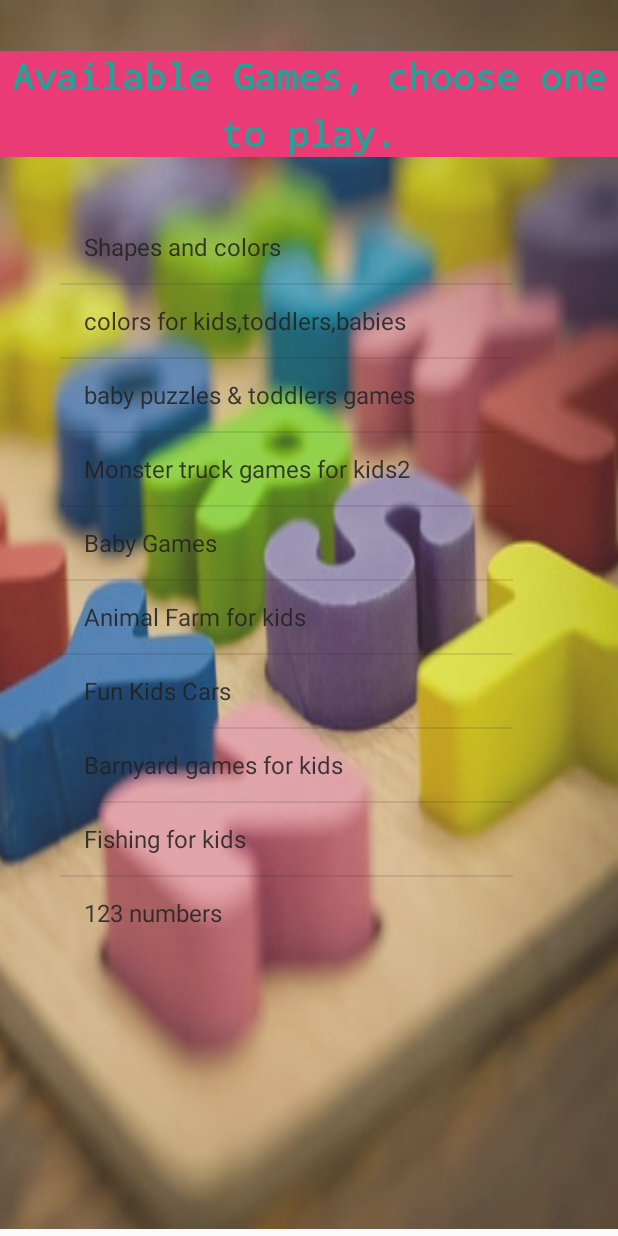
After one commit to gloriamutie/ColorApp, an Android app: the play_list screen opened directly, with no data from a screen before it, on a phone screen of 412 x 824 dp. The commit adds this screen. Run offline under Robolectric (Android 15) with nearby library versions, the phone set to English and light mode, and no system bars; our stand-ins replace ButterKnife; Roboto replaces fonts that are not available here.

Commit message:
new commit

```diff
--- a/app/src/main/AndroidManifest.xml
+++ b/app/src/main/AndroidManifest.xml
@@ -20,7 +20,7 @@
         <activity android:name=".BabyVideos">
 
         </activity>
-        <activity android:name=".game_list" />
+        <activity android:name=".play_list" />
         <activity android:name=".signup_details" />
         <activity android:name=".login_details" />
         <activity android:name=".Login" />
--- a/app/src/main/java/com/gloria/GameKids/Constants.java
+++ b/app/src/main/java/com/gloria/GameKids/Constants.java
@@ -2,6 +2,6 @@ package com.gloria.GameKids;
 
 public class Constants {
 
-    public static final String YOUTUBE_BASE_URL = "https://www.googleapis.com/youtube/v3/playlists";
+    public static final String YOUTUBE_BASE_URL = "https://www.googleapis.com/youtube/v3/";
     public static final String YOUTUBE_API_KEY = BuildConfig.YOUTUBE_API_KEY;
 }
--- a/app/src/main/java/com/gloria/GameKids/MyGamesAdapter.java
+++ b/app/src/main/java/com/gloria/GameKids/MyPlayListAdapter.java
@@ -3,11 +3,11 @@ package com.gloria.GameKids;
 import android.content.Context;
 import android.widget.ArrayAdapter;
 
-public class MyGamesAdapter extends ArrayAdapter {
+public class MyPlayListAdapter extends ArrayAdapter {
     private Context mContext;
     private String[] mgamelist;
 
-    public MyGamesAdapter(Context mcontext, int resource, String[] mgamelist) {
+    public MyPlayListAdapter(Context mcontext, int resource, String[] mgamelist) {
         super(mcontext, resource);
         this.mContext=mcontext;
         this.mgamelist = mgamelist;
--- a/app/src/main/java/com/gloria/GameKids/login_details.java
+++ b/app/src/main/java/com/gloria/GameKids/login_details.java
@@ -20,7 +20,7 @@ public class login_details extends AppCompatActivity {
         mGames.setOnClickListener(new View.OnClickListener() {
             @Override
             public void onClick(View v) {
-                Intent intent = new Intent(login_details.this, game_list.class);
+                Intent intent = new Intent(login_details.this, play_list.class);
                 startActivity(intent);
                 Toast.makeText(login_details.this, "Yaaaaay game time!!! ", Toast.LENGTH_LONG).show();
 
--- /dev/null
+++ b/app/src/main/java/com/gloria/GameKids/play_list.java
@@ -0,0 +1,85 @@
+package com.gloria.GameKids;
+
+import androidx.appcompat.app.AppCompatActivity;
+
+import android.content.Intent;
+import android.os.Bundle;
+import android.widget.ArrayAdapter;
+import android.widget.ListView;
+
+import com.gloria.GameKids.models.Item;
+import com.gloria.GameKids.models.YoutubeGameSearchResponse;
+
+import java.util.List;
+
+import butterknife.BindView;
+import butterknife.ButterKnife;
+import retrofit2.Call;
+import retrofit2.Callback;
+import retrofit2.Response;
+
+public class play_list extends AppCompatActivity {
+    //private ListView mListView;
+    @BindView(R.id.listView) ListView mListView;
+
+    private String[] gamelist = new String[] {
+            "Shapes and colors",
+            "colors for kids,toddlers,babies",
+            "baby puzzles & toddlers games ",
+            "Monster truck games for kids2",
+            "Baby Games",
+            "Animal Farm for kids",
+            "Fun Kids Cars",
+            "Barnyard games for kids",
+            "Fishing for kids",
+            "123 numbers"
+
+    };
+
+    @Override
+    protected void onCreate(Bundle savedInstanceState) {
+        super.onCreate(savedInstanceState);
+        setContentView(R.layout.activity_game_list);
+        ButterKnife.bind(this);
+        mListView = (ListView) findViewById(R.id.listView);
+        ArrayAdapter adapter = new ArrayAdapter(this, android.R.layout.simple_list_item_1, gamelist);
+//        MyPlayListAdapter adapter = new MyPlayListAdapter(this, android.R.layout.simple_list_item_1, gamelist); // must match constructor!
+        mListView.setAdapter(adapter);
+        Intent intent = getIntent();
+//        String part = intent.getStringExtra("part");
+
+//        YoutubeApi client = YoutubeClient.getClient();
+//
+//        Call<YoutubeGameSearchResponse> call = client.getPlaylists("part","key","channelId","pageToken");
+//        call.enqueue(new Callback<YoutubeGameSearchResponse>() {
+//            @Override
+//            public void onResponse(Call<YoutubeGameSearchResponse> call, Response<YoutubeGameSearchResponse> response) {
+//                if (response.isSuccessful()) {
+//                    List<Item> itemList  = response.body().getItems();
+//                    String[] snippet = new String[itemList.size()];
+////                    String[] categories = new String[restaurantsList.size()];
+//
+//                    for (int i = 0; i < snippet.length; i++){
+//                        snippet[i] = itemList.get(i).getEtag();
+//                    }
+//
+////                    for (int i = 0; i < categories.length; i++) {
+////                        Category category = restaurantsList.get(i).getCategories().get(0);
+////                        categories[i] = category.getTitle();
+////                    }
+//
+////                    ArrayAdapter adapter = new MyPlayListAdapter(play_list.this, android.R.layout.simple_list_item_1, snippet);
+////                    mListView.setAdapter(adapter);
+//
+//                }
+//            }
+//
+//            @Override
+//            public void onFailure(Call<YoutubeGameSearchResponse> call, Throwable t) {
+//
+//            }
+
+//       0
+
+    }
+}
--- a/app/src/main/res/layout/activity_game_list.xml
+++ b/app/src/main/res/layout/activity_game_list.xml
@@ -4,7 +4,7 @@
     xmlns:tools="http://schemas.android.com/tools"
     android:layout_width="match_parent"
     android:layout_height="match_parent"
-    tools:context=".game_list"
+    tools:context=".play_list"
     android:alpha="0.87"
     android:color="?attr/colorOnSurface">
 
```
Also changed, not shown: app/src/main/java/com/gloria/GameKids/game_list.java (deleted, +0 -47 lines), 1 other file.
